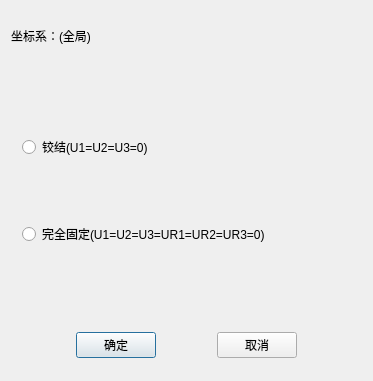
Above: TW/Create_Constraint.ui from Shixuku/Tower-Visual before the change. Below: the same form after it.
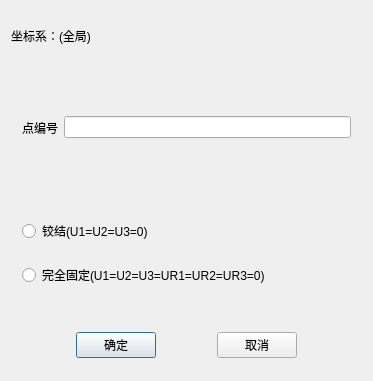
That is the form after the change.

```diff
--- a/TW/Create_Constraint.ui
+++ b/TW/Create_Constraint.ui
@@ -27,6 +27,22 @@
      </property>
     </widget>
    </item>
+   <item>
+    <widget class="QWidget" name="widget_3" native="true">
+     <layout class="QHBoxLayout" name="horizontalLayout_2">
+      <item>
+       <widget class="QLabel" name="label_2">
+        <property name="text">
+         <string>点编号</string>
+        </property>
+       </widget>
+      </item>
+      <item>
+       <widget class="QLineEdit" name="line_idNode"/>
+      </item>
+     </layout>
+    </widget>
+   </item>
    <item>
     <widget class="QWidget" name="widget" native="true">
      <layout class="QVBoxLayout" name="verticalLayout">
```
